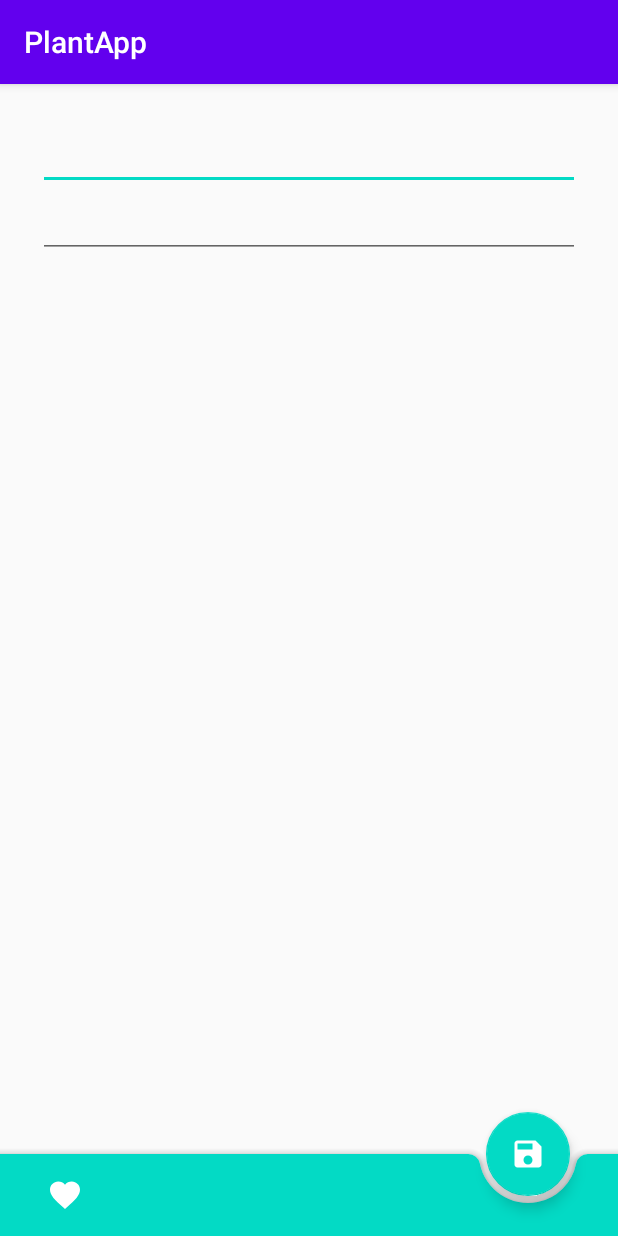
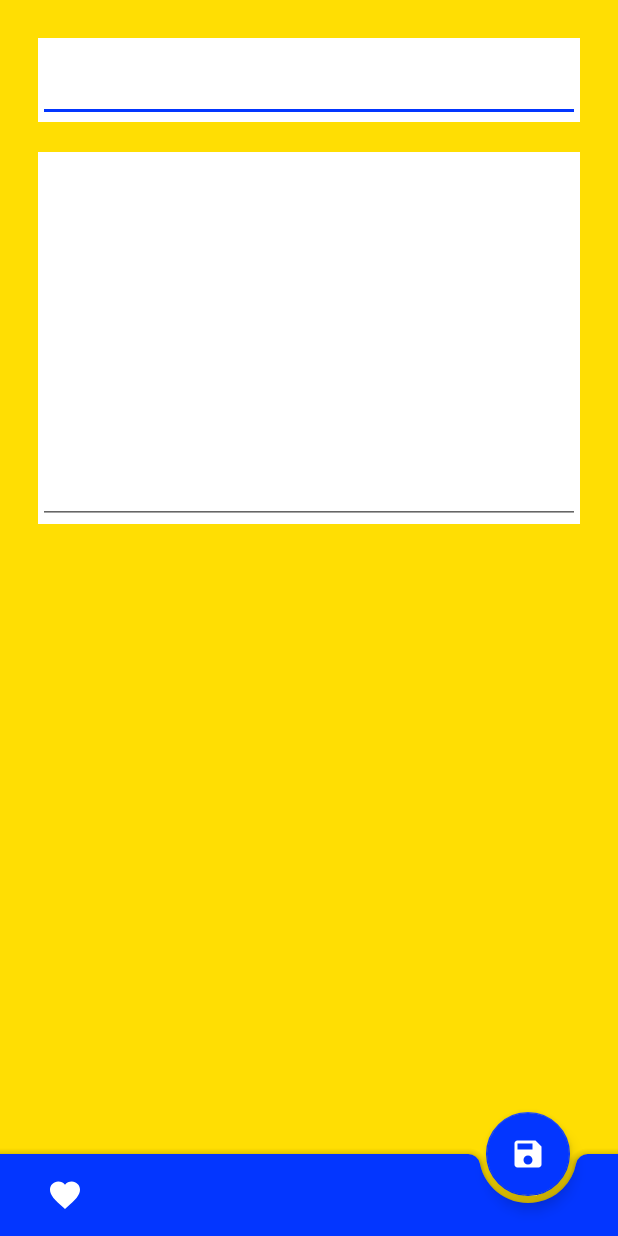
Before and after one commit to sirupmarjan/PlantApp, an Android app: the screen it shows after launch (AddAct), after a tap on an icon or button, on a phone screen of 412 x 824 dp. Run offline under Robolectric (Android 15) with nearby library versions, the phone set to English and light mode, and no system bars; our stand-ins replace Room's generated code.

Commit message:
add color theme

```diff
--- a/app/src/main/java/com/quick/plantapp/Activity/AddAct.java
+++ b/app/src/main/java/com/quick/plantapp/Activity/AddAct.java
@@ -24,6 +24,7 @@ public class AddAct extends AppCompatActivity {
     protected void onCreate(Bundle savedInstanceState) {
         super.onCreate(savedInstanceState);
         setContentView(R.layout.activity_add);
+        getSupportActionBar().hide();
 
         et_judul = findViewById(R.id.et_judul);
         et_deskripsi = findViewById(R.id.et_deskripsi);
--- a/app/src/main/java/com/quick/plantapp/Activity/MainActivity.java
+++ b/app/src/main/java/com/quick/plantapp/Activity/MainActivity.java
@@ -33,6 +33,7 @@ public class MainActivity extends AppCompatActivity {
     protected void onCreate(Bundle savedInstanceState) {
         super.onCreate(savedInstanceState);
         setContentView(R.layout.activity_main);
+        getSupportActionBar().hide();
 
         rv_list = findViewById(R.id.rv_list);
         fab_add = (FloatingActionButton) findViewById(R.id.fab_add);
--- a/app/src/main/java/com/quick/plantapp/Adapter/PlantAdapter.java
+++ b/app/src/main/java/com/quick/plantapp/Adapter/PlantAdapter.java
@@ -21,6 +21,7 @@ public class PlantAdapter extends RecyclerView.Adapter<PlantAdapter.ViewHolder>
     public PlantAdapter(Context context, List<Plants>datalist){
         this.datalist = datalist;
         this.context = context;
+
     }
 
     @NonNull
--- a/app/src/main/res/layout/activity_add.xml
+++ b/app/src/main/res/layout/activity_add.xml
@@ -4,27 +4,57 @@
     xmlns:tools="http://schemas.android.com/tools"
     android:layout_width="match_parent"
     android:layout_height="match_parent"
-    tools:context=".Activity.AddAct">
+    tools:context=".Activity.AddAct"
+    android:background="@color/colorPrimary">
     <androidx.coordinatorlayout.widget.CoordinatorLayout
         android:id="@+id/cl_add"
         android:layout_width="match_parent"
         android:layout_height="match_parent">
+
         <LinearLayout
+            android:id="@+id/linearLayout"
             android:layout_width="match_parent"
             android:layout_height="match_parent"
             android:orientation="vertical"
-            android:padding="25dp">
-            <EditText
-                android:id="@+id/et_judul"
-                tools:text="ini judull"
+            android:padding="25dp"
+            app:layout_anchor="@+id/linearLayout"
+            app:layout_anchorGravity="center">
+
+            <com.google.android.material.textfield.TextInputLayout
                 android:layout_width="match_parent"
-                android:layout_height="wrap_content"/>
-            <EditText
-                android:id="@+id/et_deskripsi"
-                tools:text="ini deskripsi"
+                android:layout_height="wrap_content"
+                android:background="@color/white"
+
+                >
+
+                <com.google.android.material.textfield.TextInputEditText
+                    android:id="@+id/et_judul"
+                    android:layout_width="match_parent"
+                    android:layout_height="wrap_content"
+                    android:inputType="textMultiLine"
+                    tools:text="ini judull"
+
+                    />
+            </com.google.android.material.textfield.TextInputLayout>
+
+            <com.google.android.material.textfield.TextInputLayout
+                android:layout_marginTop="20dp"
                 android:layout_width="match_parent"
-                android:layout_height="wrap_content"/>
+                android:layout_height="wrap_content"
+                android:background="@color/white"
+                >
+
+                <com.google.android.material.textfield.TextInputEditText
+                    android:id="@+id/et_deskripsi"
+                    android:layout_width="match_parent"
+                    android:layout_height="wrap_content"
+                    android:inputType="textMultiLine"
+                    android:lines="10"
+                    tools:text="ini deskripsi"
+                    />
+            </com.google.android.material.textfield.TextInputLayout>
         </LinearLayout>
+
         <com.google.android.material.bottomappbar.BottomAppBar
             android:id="@+id/bottomAppBar"
             android:layout_width="match_parent"
--- a/app/src/main/res/layout/activity_main.xml
+++ b/app/src/main/res/layout/activity_main.xml
@@ -4,16 +4,29 @@
     xmlns:tools="http://schemas.android.com/tools"
     android:layout_width="match_parent"
     android:layout_height="match_parent"
-    tools:context=".Activity.MainActivity">
+    tools:context=".Activity.MainActivity"
+    android:background="@color/colorPrimary">
 
   <androidx.coordinatorlayout.widget.CoordinatorLayout
       android:layout_width="match_parent"
       android:layout_height="match_parent">
+
     <LinearLayout
+        android:layout_marginTop="25dp"
         android:layout_width="match_parent"
         android:layout_height="match_parent"
         android:orientation="vertical"
         >
+
+      <TextView
+          android:layout_width="wrap_content"
+          android:layout_height="wrap_content"
+          android:fontFamily="@font/montserrat_bold"
+          android:paddingStart="20dp"
+          android:paddingEnd="20dp"
+          android:text="Tulis Rencanamu sekarang"
+          android:textSize="28sp"
+          android:layout_marginBottom="15dp"/>
         <androidx.recyclerview.widget.RecyclerView
             android:id="@+id/rv_list"
             android:layout_width="match_parent"
--- a/app/src/main/res/layout/list_view.xml
+++ b/app/src/main/res/layout/list_view.xml
@@ -6,9 +6,9 @@
     android:layout_width="match_parent"
     android:layout_height="wrap_content"
     android:paddingTop="5dp"
-    android:paddingLeft="20dp"
+    android:paddingStart="20dp"
     android:paddingBottom="10dp"
-    android:paddingRight="5dp"
+    android:paddingEnd="20dp"
     >
 
     <androidx.cardview.widget.CardView
--- a/app/src/main/res/values/colors.xml
+++ b/app/src/main/res/values/colors.xml
@@ -1,6 +1,7 @@
 <?xml version="1.0" encoding="utf-8"?>
 <resources>
-    <color name="colorPrimary">#6200EE</color>
-    <color name="colorPrimaryDark">#3700B3</color>
-    <color name="colorAccent">#03DAC5</color>
+    <color name="colorPrimary">#FFDE03</color>
+    <color name="colorPrimaryDark">#FF0266</color>
+    <color name="colorAccent">#0336FF</color>
+    <color name="white">#FFF</color>
 </resources>
```
Also changed, not shown: app/src/main/res/font/montserrat_bold.ttf (added).
